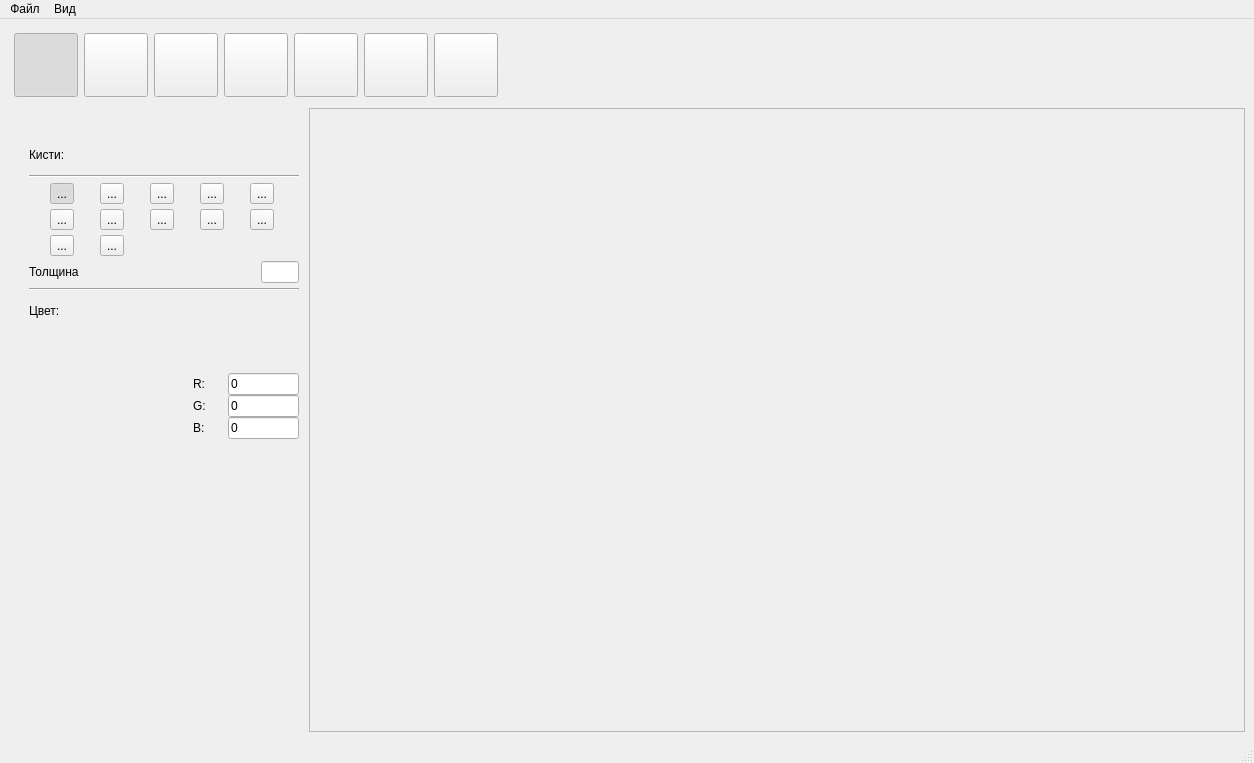
Old version of the form BoysBandProject/bbpaint/bbproject.ui in the repository Maxon2019/BoysBandProject.
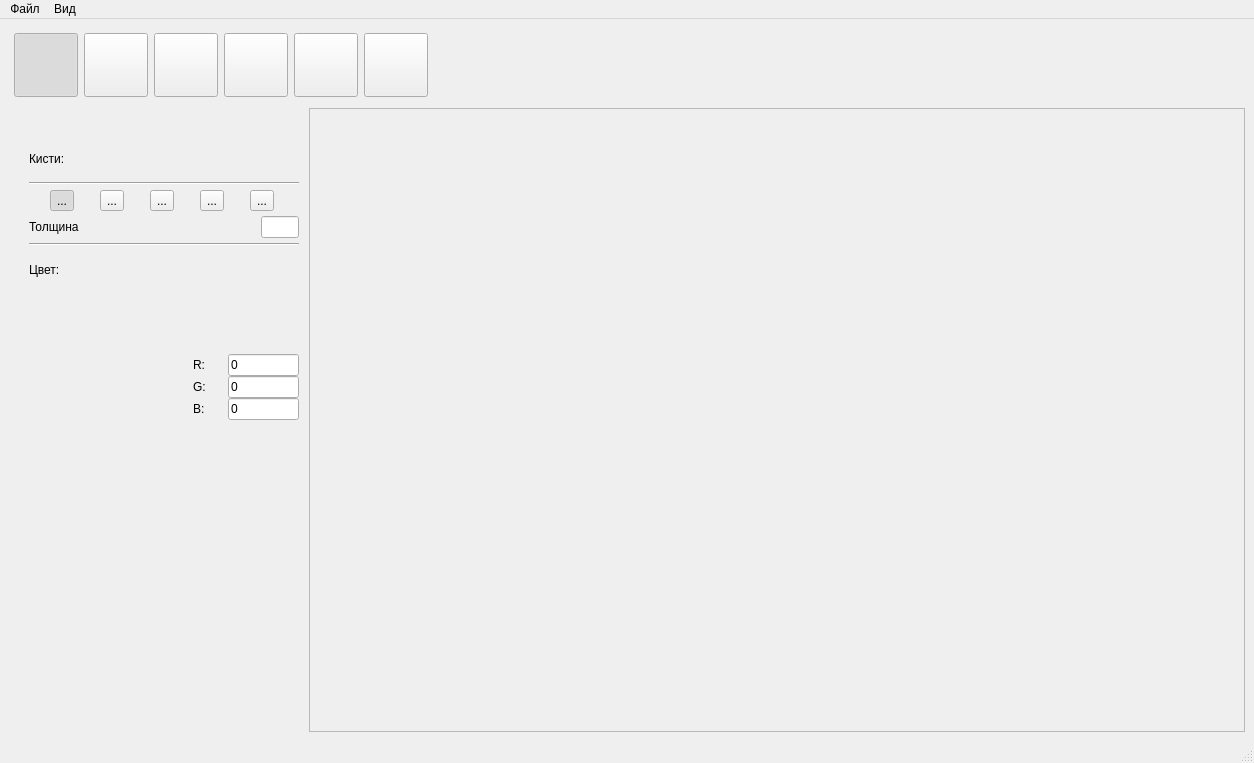
New version of the form. The open tabs and pages were chosen to show the change. Icons and pictures are not drawn.

Commit message: cut out unneeded buttons, added regular and david star shapes, wiring to buttons

```diff
--- a/BoysBandProject/bbpaint/bbproject.ui
+++ b/BoysBandProject/bbpaint/bbproject.ui
@@ -253,51 +253,6 @@
           </property>
          </widget>
         </item>
-        <item>
-         <widget class="QToolButton" name="text_red">
-          <property name="enabled">
-           <bool>true</bool>
-          </property>
-          <property name="sizePolicy">
-           <sizepolicy hsizetype="Fixed" vsizetype="Fixed">
-            <horstretch>2</horstretch>
-            <verstretch>0</verstretch>
-           </sizepolicy>
-          </property>
-          <property name="minimumSize">
-           <size>
-            <width>64</width>
-            <height>64</height>
-           </size>
-          </property>
-          <property name="autoFillBackground">
-           <bool>false</bool>
-          </property>
-          <property name="text">
-           <string/>
-          </property>
-          <property name="icon">
-           <iconset>
-            <normalon>:/icons/text.png</normalon>
-           </iconset>
-          </property>
-          <property name="iconSize">
-           <size>
-            <width>32</width>
-            <height>32</height>
-           </size>
-          </property>
-          <property name="checkable">
-           <bool>false</bool>
-          </property>
-          <property name="checked">
-           <bool>false</bool>
-          </property>
-          <property name="popupMode">
-           <enum>QToolButton::DelayedPopup</enum>
-          </property>
-         </widget>
-        </item>
         <item>
          <spacer name="horizontalSpacer">
           <property name="orientation">
@@ -940,34 +895,6 @@
              </item>
              <item>
               <layout class="QGridLayout" name="brush_modes">
-               <item row="2" column="1">
-                <widget class="QToolButton" name="brush11">
-                 <property name="text">
-                  <string>...</string>
-                 </property>
-                </widget>
-               </item>
-               <item row="1" column="2">
-                <widget class="QToolButton" name="brush7">
-                 <property name="text">
-                  <string>...</string>
-                 </property>
-                </widget>
-               </item>
-               <item row="1" column="5">
-                <widget class="QToolButton" name="brush10">
-                 <property name="text">
-                  <string>...</string>
-                 </property>
-                </widget>
-               </item>
-               <item row="1" column="4">
-                <widget class="QToolButton" name="brush9">
-                 <property name="text">
-                  <string>...</string>
-                 </property>
-                </widget>
-               </item>
                <item row="0" column="1">
                 <widget class="QToolButton" name="pencil">
                  <property name="text">
@@ -986,8 +913,8 @@
                  </property>
                 </widget>
                </item>
-               <item row="1" column="1">
-                <widget class="QToolButton" name="brush6">
+               <item row="0" column="2">
+                <widget class="QToolButton" name="highlighter">
                  <property name="text">
                   <string>...</string>
                  </property>
@@ -1005,8 +932,8 @@
                  </property>
                 </widget>
                </item>
-               <item row="1" column="3">
-                <widget class="QToolButton" name="brush8">
+               <item row="0" column="4">
+                <widget class="QToolButton" name="brush_1">
                  <property name="text">
                   <string>...</string>
                  </property>
@@ -1024,37 +951,6 @@
                  </property>
                 </widget>
                </item>
-               <item row="2" column="2">
-                <widget class="QToolButton" name="brush12">
-                 <property name="text">
-                  <string>...</string>
-                 </property>
-                </widget>
-               </item>
-               <item row="0" column="4">
-                <widget class="QToolButton" name="brush_1">
-                 <property name="text">
-                  <string>...</string>
-                 </property>
-                 <property name="icon">
-                  <iconset>
-                   <normalon>:/icons/brush-1.png</normalon>
-                  </iconset>
-                 </property>
-                </widget>
-               </item>
-               <item row="0" column="2">
-                <widget class="QToolButton" name="highlighter">
-                 <property name="text">
-                  <string>...</string>
-                 </property>
-                 <property name="icon">
-                  <iconset>
-                   <normalon>:/icons/highlighter.png</normalon>
-                  </iconset>
-                 </property>
-                </widget>
-               </item>
               </layout>
              </item>
              <item>
```
Left out of the diff: 146 changed lines with no effect on the pictures. The commit also changes 3 other files.
